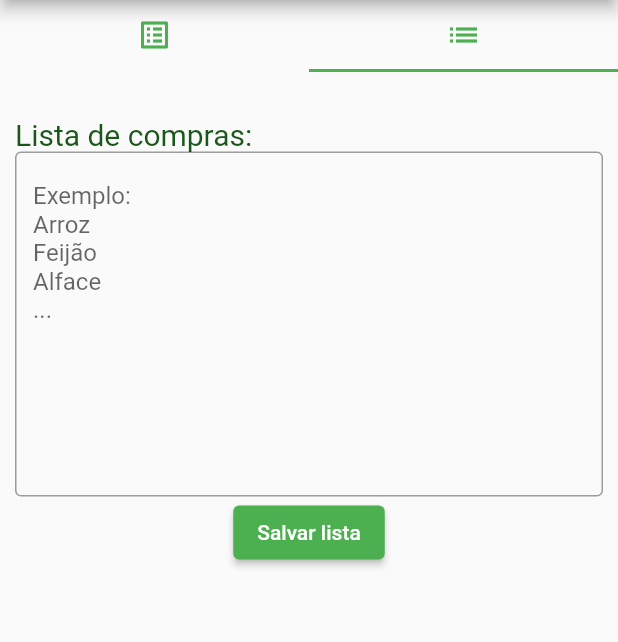
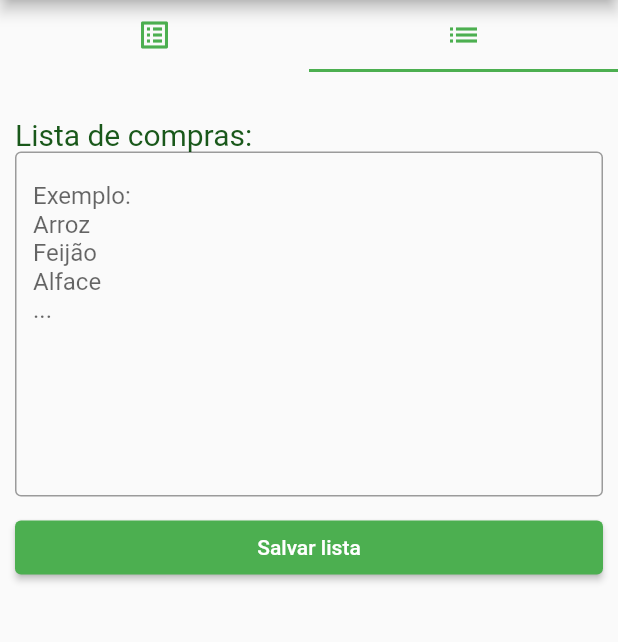
Before and after one commit to EnricoGollner/BuyList, a Flutter app: the screen it shows after launch, tab 2 chosen, on a phone screen of 412 x 824 dp, the part 84-726 px from its top. Run offline on Flutter 3.47's test engine with Material 2 defaults, Android fonts, the phone set to English and light mode, and no system bars; our stand-ins replace sqflite; accounts and stored records are empty.

Commit message:
Elevated expanded

```diff
--- a/shopping_list/lib/app/data/models/shop_item.dart
+++ b/shopping_list/lib/app/data/models/shop_item.dart
@@ -1,4 +1,3 @@
-import 'package:flutter/foundation.dart';
 import 'package:shopping_list/app/utils/db_utils.dart';
 
 class ShopItem {
--- a/shopping_list/lib/app/tabs/message_list.dart
+++ b/shopping_list/lib/app/tabs/message_list.dart
@@ -35,7 +35,7 @@ class _MessageListState extends State<MessageList> {
         padding: const EdgeInsets.all(10),
         margin: const EdgeInsets.only(top: 20),
         child: Column(
-          crossAxisAlignment: CrossAxisAlignment.start,
+          crossAxisAlignment: CrossAxisAlignment.stretch,
           children: [
             const Text(
               "Lista de compras:",
@@ -62,8 +62,8 @@ class _MessageListState extends State<MessageList> {
                 },
               ),
             ),
-            Center(
-              child: ElevatedButton(
+            const SizedBox(height: 10),
+            ElevatedButton(
               onPressed: () {
                 if (_formKey.currentState!.validate()) {
                   ScaffoldMessenger.of(context).showSnackBar(
@@ -76,7 +76,6 @@ class _MessageListState extends State<MessageList> {
                 }
               },
               child: const Text("Salvar lista"),
-              ),
             )
           ],
         ),
```
Also changed, not shown: 3 other files. Lines whose indentation alone changed are shown as unchanged.
